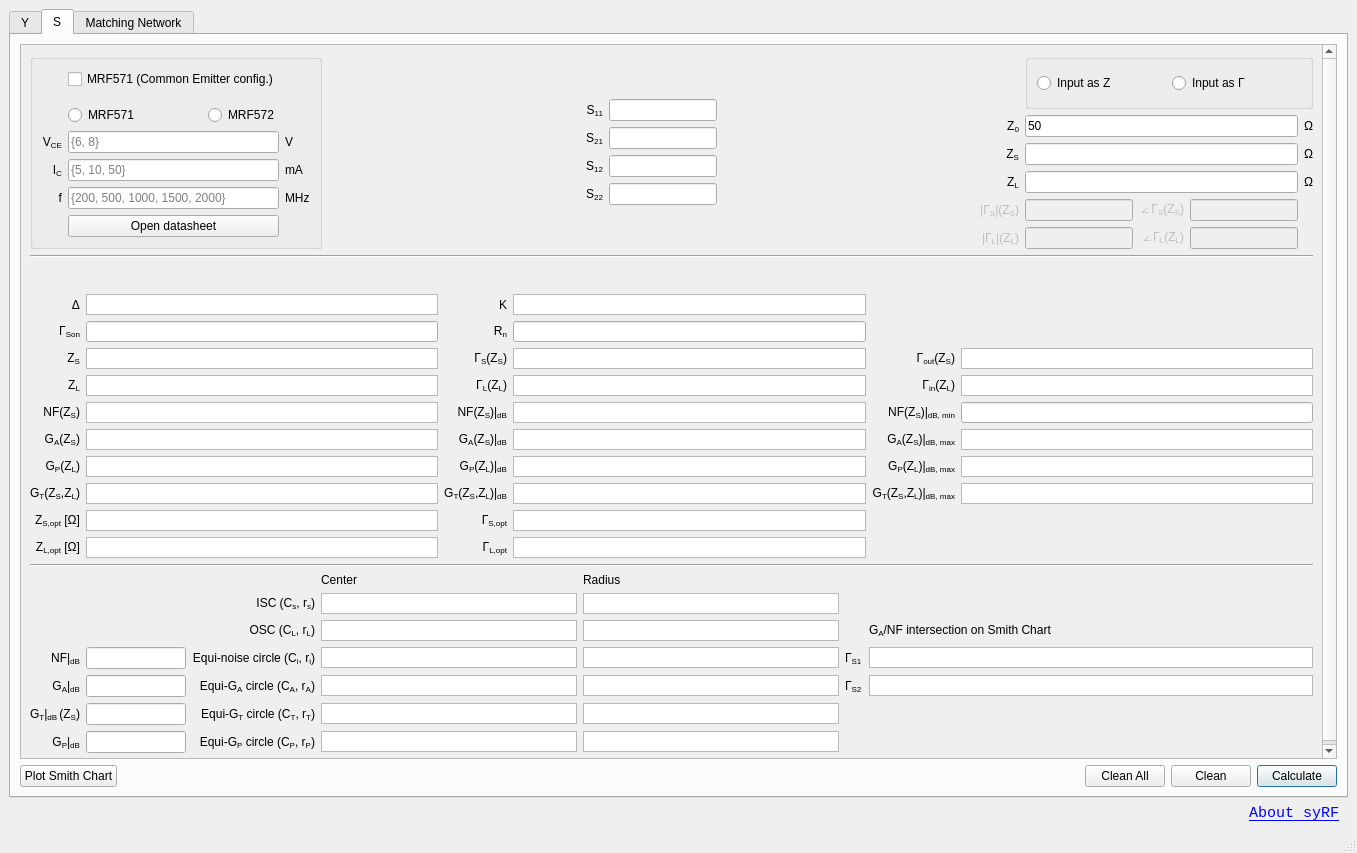
The window that ui/syRF.ui (urbanij/syRF) describes before a commit, drawn with Qt 5.
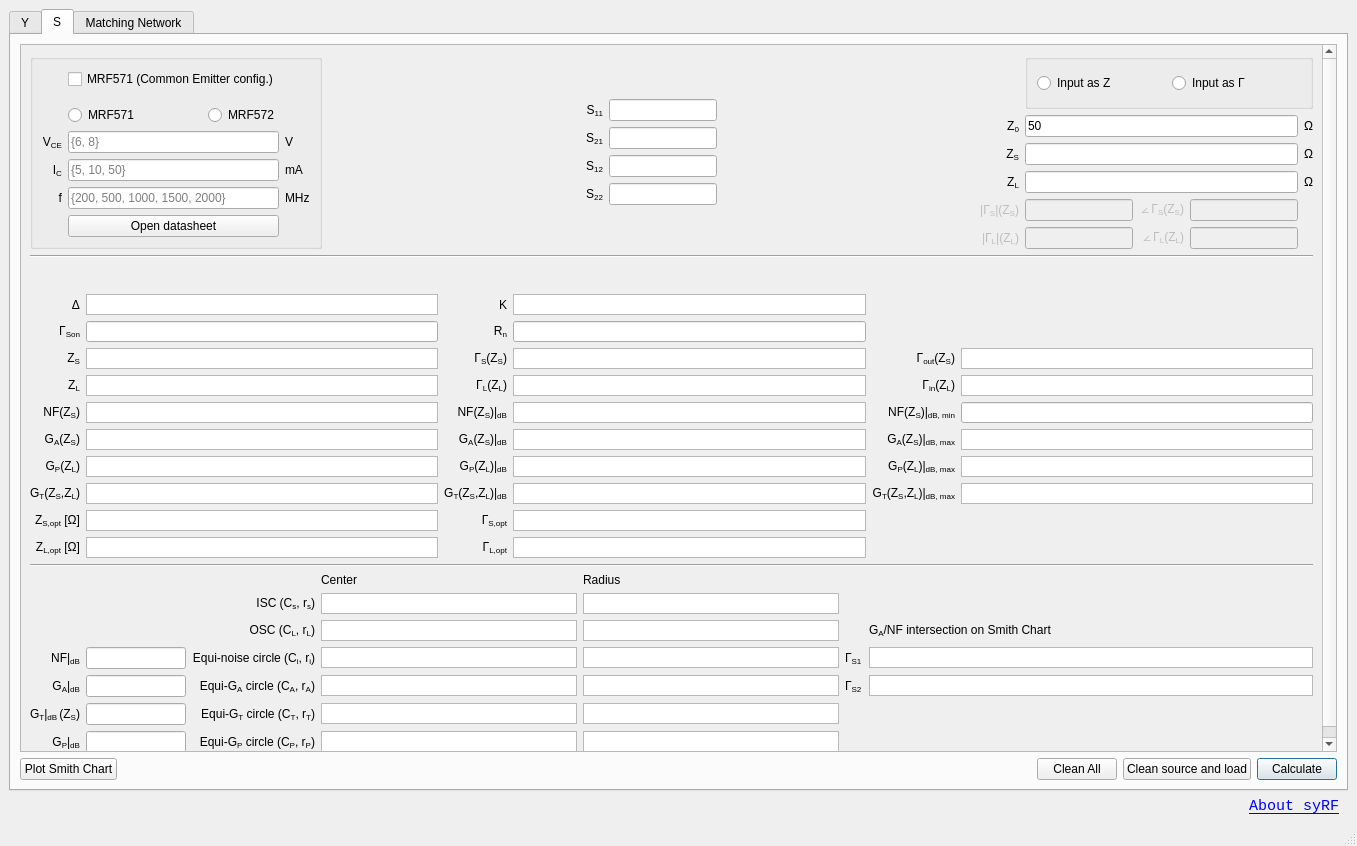
The same window after the commit. The open tabs and pages were chosen to show the change.

What changed in the file:
```diff
--- a/ui/syRF.ui
+++ b/ui/syRF.ui
@@ -7,7 +7,7 @@
     <x>0</x>
     <y>0</y>
     <width>1357</width>
-    <height>853</height>
+    <height>846</height>
    </rect>
   </property>
   <property name="windowTitle">
@@ -942,7 +942,7 @@
             <rect>
              <x>0</x>
              <y>0</y>
-             <width>852</width>
+             <width>1285</width>
              <height>861</height>
             </rect>
            </property>
@@ -2712,7 +2712,7 @@
           <item>
            <widget class="QPushButton" name="clean_S_button">
             <property name="text">
-             <string>Clean</string>
+             <string>Clean source and load</string>
             </property>
            </widget>
           </item>
```
Left out of the diff: 6 changed lines with no effect on the pictures.
